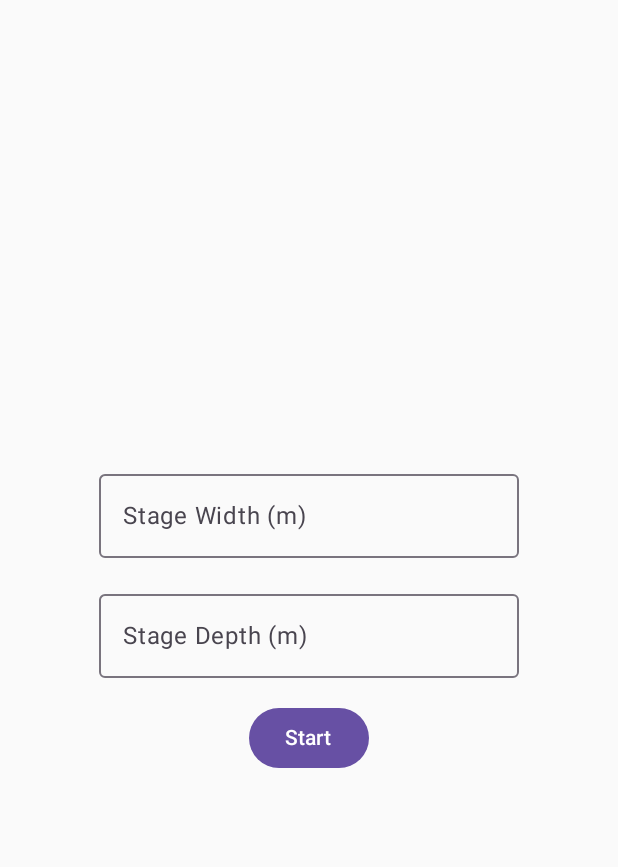
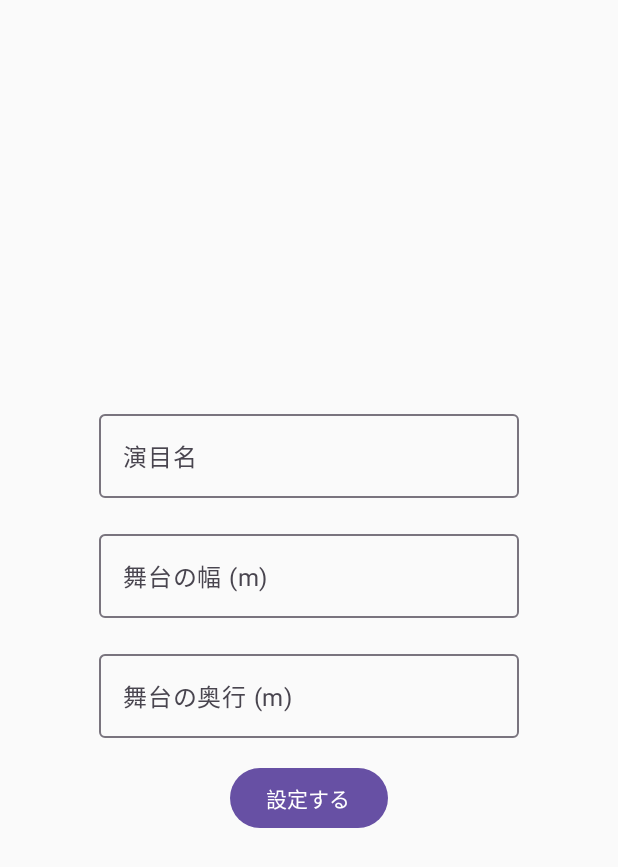
Before and after one commit to riko111/PosiMap, an Android app built with Jetpack Compose: the screen it shows after launch (MainActivity), on a phone screen of 412 x 824 dp. Shown: the top 867 px of the screen. Run offline under Robolectric (Android 15) with nearby library versions, the phone set to English and light mode, and no system bars.

Commit message:
Add performance title input

```diff
--- a/composeApp/src/commonMain/kotlin/com/isoffice/posimap/App.kt
+++ b/composeApp/src/commonMain/kotlin/com/isoffice/posimap/App.kt
@@ -19,19 +19,19 @@ import org.jetbrains.compose.ui.tooling.preview.Preview
 @Preview
 fun App() {
     MaterialTheme {
-        var stageSize by remember { mutableStateOf<Pair<Float, Float>?>(null) }
-        if (stageSize == null) {
-            StageSizeScreen { width, depth ->
-                stageSize = width to depth
+        var stageInfo by remember { mutableStateOf<StageInfo?>(null) }
+        if (stageInfo == null) {
+            StageSizeScreen { title, width, depth ->
+                stageInfo = StageInfo(title, width, depth)
             }
         } else {
-            StageSizeResult(stageSize!!)
+            StageSizeResult(stageInfo!!)
         }
     }
 }
 
 @Composable
-private fun StageSizeResult(stage: Pair<Float, Float>) {
+private fun StageSizeResult(stage: StageInfo) {
     Column(
         modifier = Modifier
             .fillMaxSize()
@@ -39,6 +39,12 @@ private fun StageSizeResult(stage: Pair<Float, Float>) {
         verticalArrangement = Arrangement.Center,
         horizontalAlignment = Alignment.CenterHorizontally
     ) {
-        Text("Stage Size: ${stage.first}m x ${stage.second}m")
+        Text("『${stage.title}』の舞台サイズ：${stage.width}m × ${stage.depth}m")
     }
 }
+
+private data class StageInfo(
+    val title: String,
+    val width: Float,
+    val depth: Float,
+)
--- a/composeApp/src/commonMain/kotlin/com/isoffice/posimap/StageSizeScreen.kt
+++ b/composeApp/src/commonMain/kotlin/com/isoffice/posimap/StageSizeScreen.kt
@@ -17,7 +17,8 @@ import androidx.compose.ui.Modifier
 import androidx.compose.ui.unit.dp
 
 @Composable
-fun StageSizeScreen(onStart: (Float, Float) -> Unit) {
+fun StageSizeScreen(onStart: (String, Float, Float) -> Unit) {
+    var titleInput by remember { mutableStateOf("") }
     var widthInput by remember { mutableStateOf("") }
     var depthInput by remember { mutableStateOf("") }
 
@@ -29,25 +30,31 @@ fun StageSizeScreen(onStart: (Float, Float) -> Unit) {
         horizontalAlignment = Alignment.CenterHorizontally
     ) {
         OutlinedTextField(
+            value = titleInput,
+            onValueChange = { titleInput = it },
+            label = { Text("演目名") },
+            singleLine = true
+        )
+        OutlinedTextField(
             value = widthInput,
             onValueChange = { widthInput = it },
-            label = { Text("Stage Width (m)") },
+            label = { Text("舞台の幅 (m)") },
             singleLine = true
         )
         OutlinedTextField(
             value = depthInput,
             onValueChange = { depthInput = it },
-            label = { Text("Stage Depth (m)") },
+            label = { Text("舞台の奥行 (m)") },
             singleLine = true
         )
         Button(
             onClick = {
                 val width = widthInput.toFloatOrNull() ?: 0f
                 val depth = depthInput.toFloatOrNull() ?: 0f
-                onStart(width, depth)
+                onStart(titleInput, width, depth)
             }
         ) {
-            Text("Start")
+            Text("設定する")
         }
     }
 }
```
